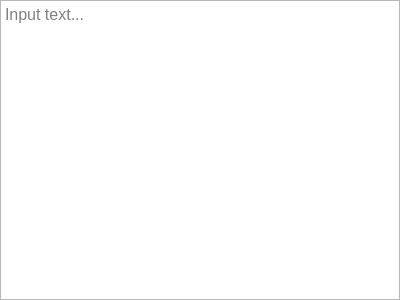
This is Sources/StrokesSolver/StrokesSolverWidget.ui in FromtonRouge/KaladriusTrainer as Qt 5 draws it before an edit. The edited form follows.
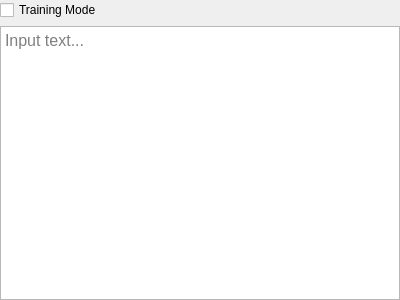
This is the edited form. Custom widgets are drawn as their Qt base class.

Commit message: Training mode added

The edit to the form file:
```diff
--- a/Sources/StrokesSolver/StrokesSolverWidget.ui
+++ b/Sources/StrokesSolver/StrokesSolverWidget.ui
@@ -26,7 +26,7 @@
    <property name="bottomMargin">
     <number>0</number>
    </property>
-   <item row="0" column="0" colspan="2">
+   <item row="1" column="0" colspan="2">
     <widget class="StrokesSolverTextEdit" name="textEdit">
      <property name="font">
       <font>
@@ -41,6 +41,13 @@
      </property>
     </widget>
    </item>
+   <item row="0" column="0">
+    <widget class="QCheckBox" name="checkBoxTrainingMode">
+     <property name="text">
+      <string>Training Mode</string>
+     </property>
+    </widget>
+   </item>
   </layout>
  </widget>
  <customwidgets>
```
The commit also changes 5 other files.
